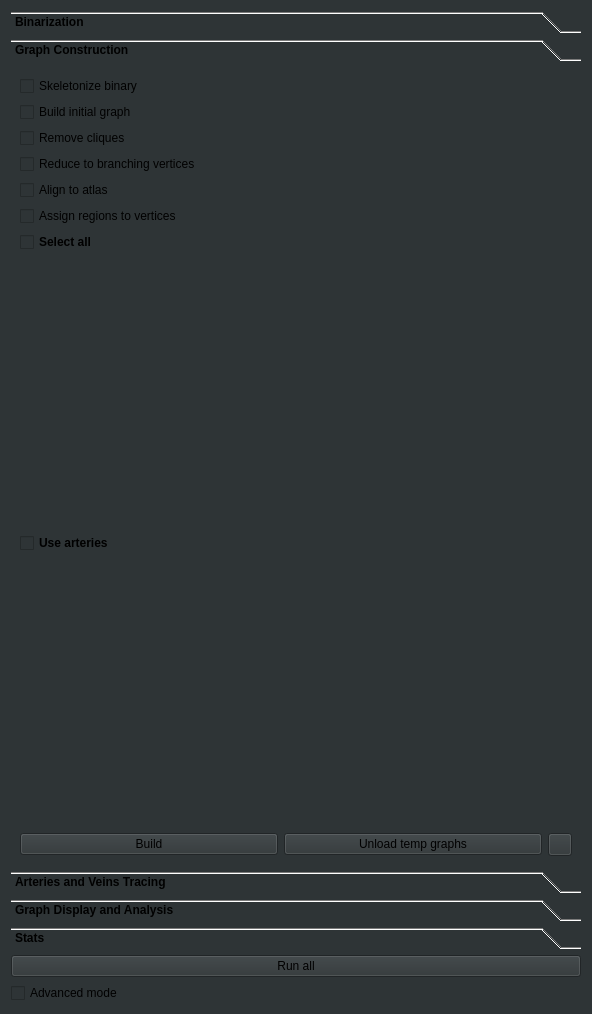
First picture: the form in ClearMap/gui/creator/vasculature_tab.ui, repository ClearAnatomics/ClearMap, before the edit.
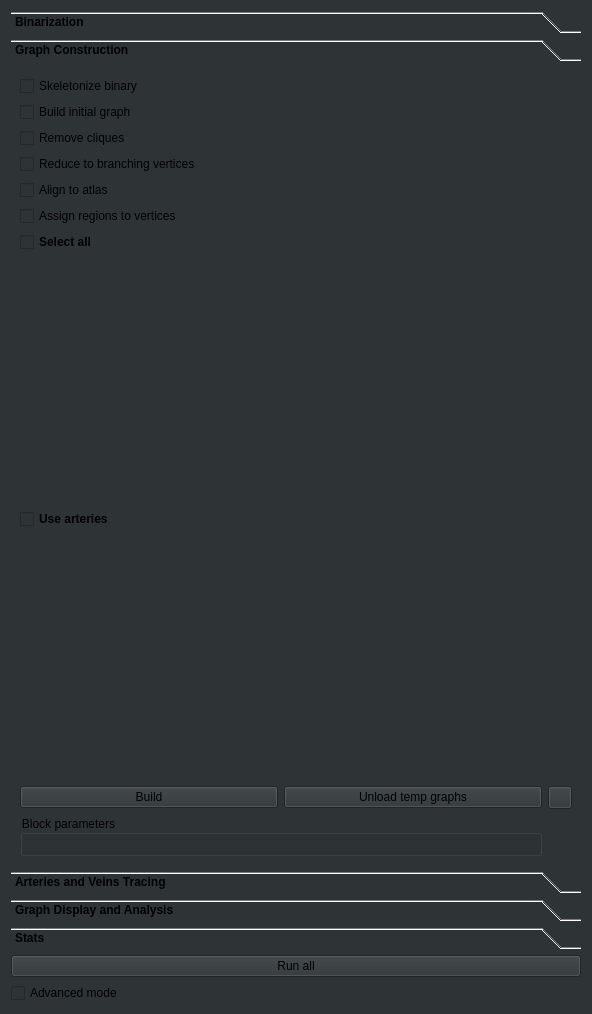
Second picture: the form after the edit. The open tabs and pages were chosen to show the change. Icons and pictures are not drawn.

Commit message: IMPROVEMENT: Adds n_processors for graph processing and passes n_processes to PropertyAggregator in graph_processing

Patch:
```diff
--- a/ClearMap/gui/creator/vasculature_tab.ui
+++ b/ClearMap/gui/creator/vasculature_tab.ui
@@ -344,7 +344,7 @@
               </widget>
              </item>
              <item row="7" column="0">
-              <spacer name="verticalSpacer_7">
+              <spacer name="verticalSpacer_2">
                <property name="orientation">
                 <enum>Qt::Vertical</enum>
                </property>
@@ -368,6 +368,18 @@
                </property>
               </widget>
              </item>
+             <item row="11" column="0" colspan="2">
+              <widget class="QGroupBox" name="graphPerformanceGroupBox">
+               <property name="title">
+                <string>Block parameters</string>
+               </property>
+               <layout class="QVBoxLayout" name="verticalLayout_5">
+                <item>
+                 <widget class="QWidget" name="placeHolderWidget" native="true"/>
+                </item>
+               </layout>
+              </widget>
+             </item>
              <item row="10" column="0">
               <widget class="QPushButton" name="buildGraphPushButton">
                <property name="text">
@@ -382,19 +394,6 @@
                </property>
               </widget>
              </item>
-             <item row="9" column="0">
-              <spacer name="verticalSpacer_2">
-               <property name="orientation">
-                <enum>Qt::Vertical</enum>
-               </property>
-               <property name="sizeHint" stdset="0">
-                <size>
-                 <width>20</width>
-                 <height>40</height>
-                </size>
-               </property>
-              </spacer>
-             </item>
              <item row="10" column="2">
               <widget class="QToolButton" name="unloadGraphsPushButtonInfoToolButton">
                <property name="icon">
@@ -423,6 +422,19 @@
                </property>
               </widget>
              </item>
+             <item row="9" column="0">
+              <spacer name="verticalSpacer_6">
+               <property name="orientation">
+                <enum>Qt::Vertical</enum>
+               </property>
+               <property name="sizeHint" stdset="0">
+                <size>
+                 <width>20</width>
+                 <height>40</height>
+                </size>
+               </property>
+              </spacer>
+             </item>
             </layout>
            </widget>
            <widget class="QWidget" name="Vessel_Type_Processing">
```
Left out of the diff: 56 changed lines with no effect on the pictures. The commit also changes 6 other files.
